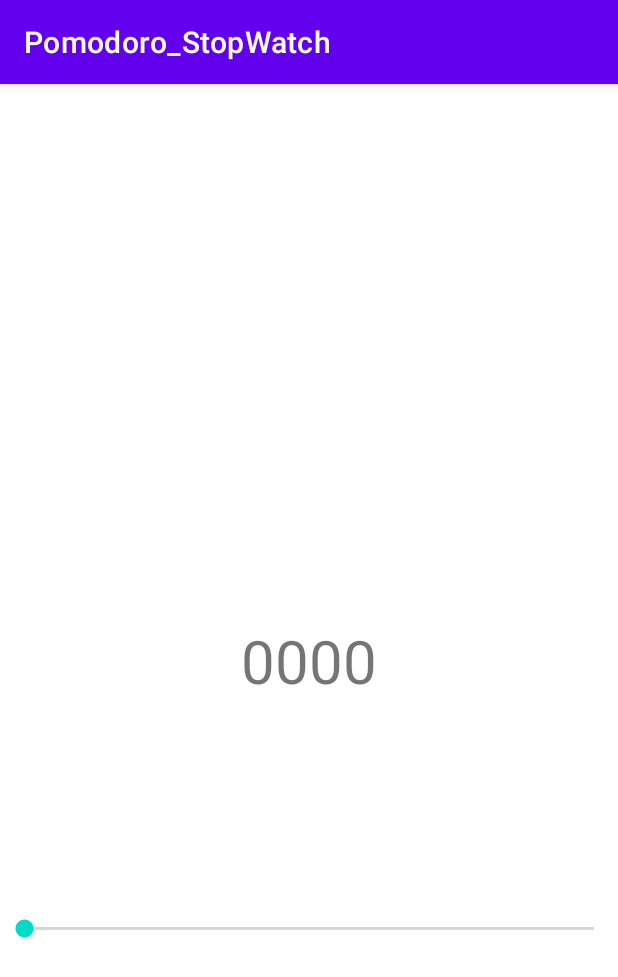
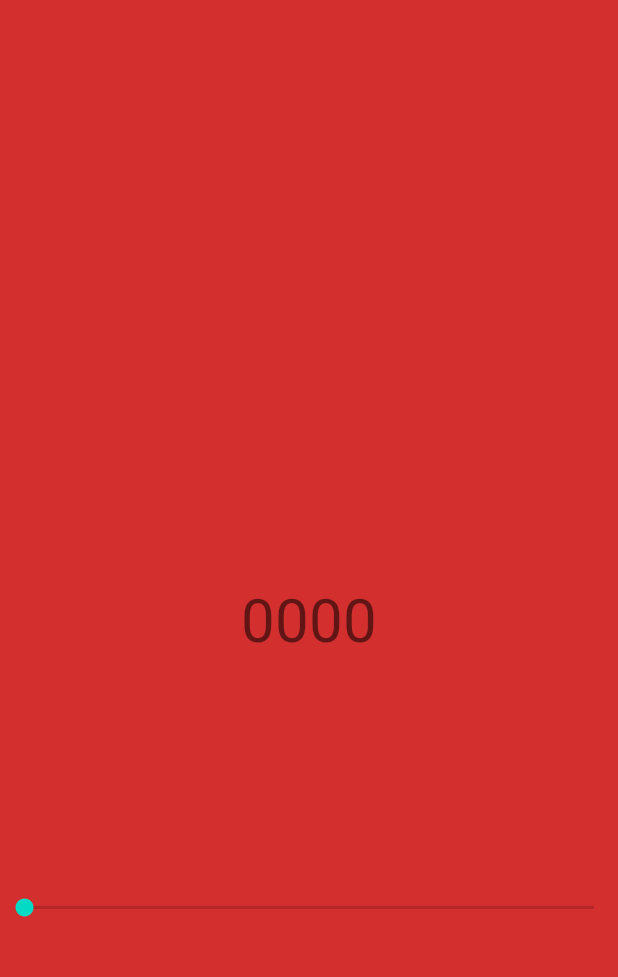
Before and after one commit to GeonwooVincentKim/PomodoroTimer, an Android app: the screen it shows after launch (MainActivity), on a phone screen of 412 x 824 dp. Shown: the top 977 px of the screen. Run offline under Robolectric (Android 15) with nearby library versions, the phone set to English and light mode, and no system bars.

Commit message:
[Feature] - Changed themes color

```diff
--- a/app/src/main/res/layout/activity_main.xml
+++ b/app/src/main/res/layout/activity_main.xml
@@ -4,6 +4,7 @@
     xmlns:tools="http://schemas.android.com/tools"
     android:layout_width="match_parent"
     android:layout_height="match_parent"
+    android:background="@color/pomodoro_red"
     tools:context=".MainActivity">
 
     <TextView
--- a/app/src/main/res/values/colors.xml
+++ b/app/src/main/res/values/colors.xml
@@ -7,4 +7,5 @@
     <color name="teal_700">#FF018786</color>
     <color name="black">#FF000000</color>
     <color name="white">#FFFFFFFF</color>
+    <color name="pomodoro_red">#FFD32F2F</color>
 </resources>
--- a/app/src/main/res/values/themes.xml
+++ b/app/src/main/res/values/themes.xml
@@ -1,16 +1,9 @@
 <resources xmlns:tools="http://schemas.android.com/tools">
     <!-- Base application theme. -->
-    <style name="Theme.Pomodoro_StopWatch" parent="Theme.MaterialComponents.DayNight.DarkActionBar">
-        <!-- Primary brand color. -->
-        <item name="colorPrimary">@color/purple_500</item>
-        <item name="colorPrimaryVariant">@color/purple_700</item>
-        <item name="colorOnPrimary">@color/white</item>
-        <!-- Secondary brand color. -->
-        <item name="colorSecondary">@color/teal_200</item>
-        <item name="colorSecondaryVariant">@color/teal_700</item>
-        <item name="colorOnSecondary">@color/black</item>
+    <style name="Theme.Pomodoro_StopWatch" parent="Theme.MaterialComponents.DayNight.NoActionBar">
         <!-- Status bar color. -->
-        <item name="android:statusBarColor" tools:targetApi="l">?attr/colorPrimaryVariant</item>
+        <item name="android:statusBarColor">@color/pomodoro_red</item>
         <!-- Customize your theme here. -->
+        <item name="android:windowBackground">@color/pomodoro_red</item>
     </style>
 </resources>
```
Also changed, not shown: app/src/main/java/com/example/pomodoro_stopwatch/MainActivity.kt (+31 -13 lines).
